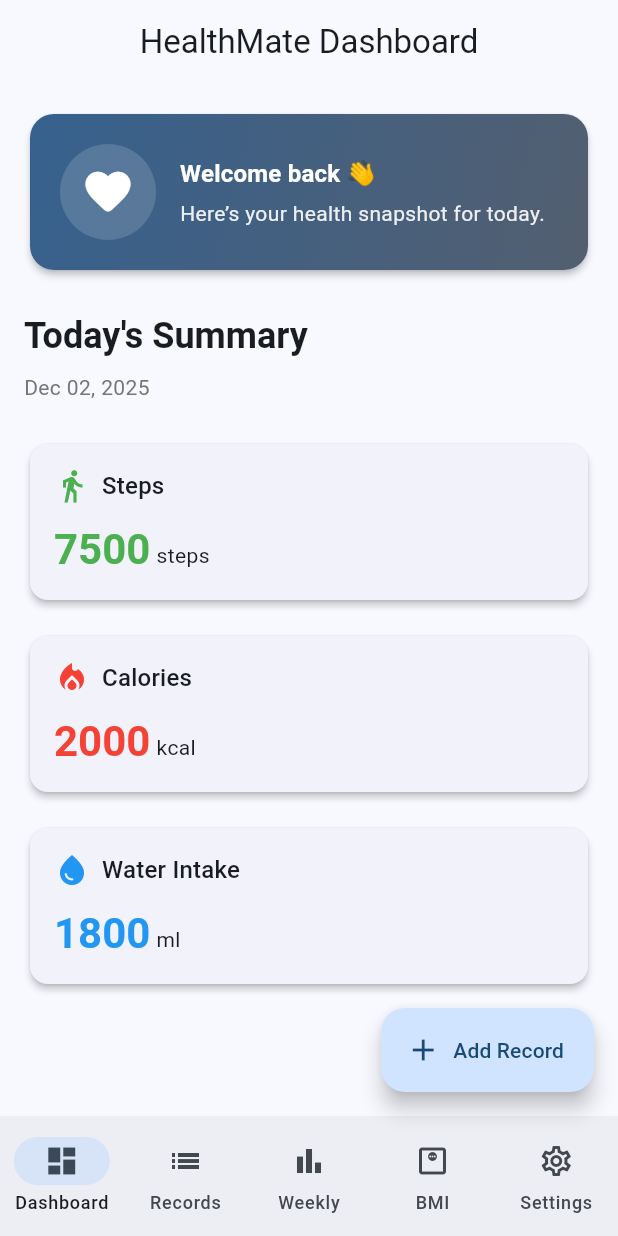
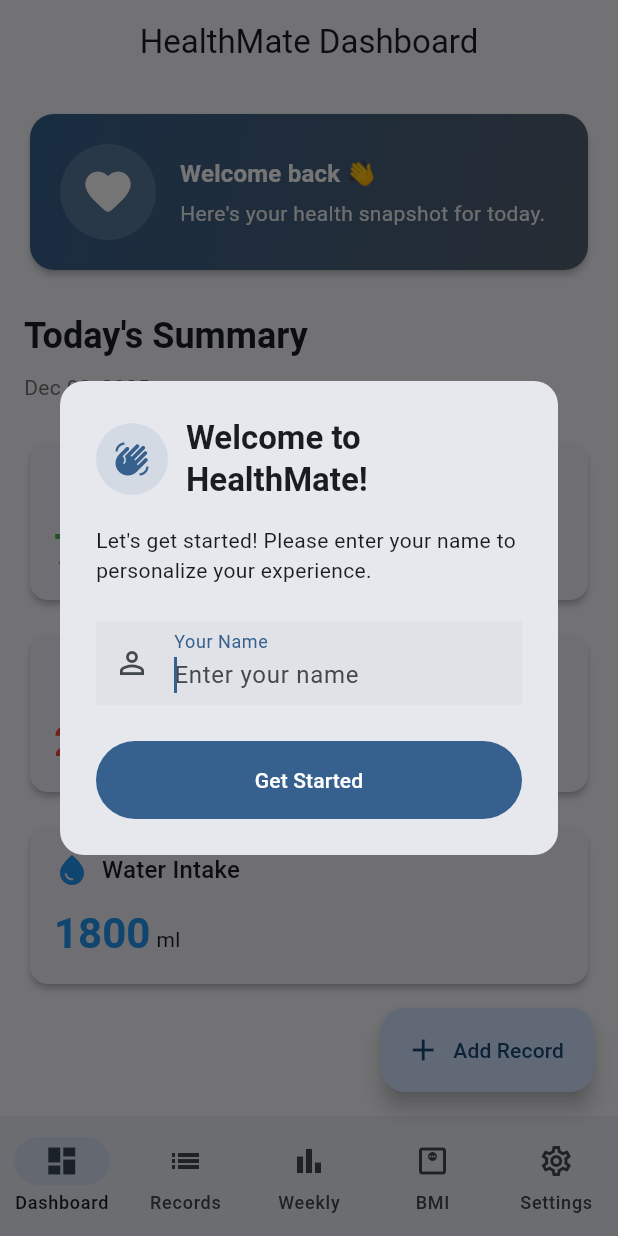
Before and after one commit to sachinthapramod/health-mate-app, a Flutter app: the screen it shows after launch, on a phone screen of 412 x 824 dp. Run offline on Flutter 3.47's test engine with Material 3 defaults, Android fonts, the phone set to English and light mode, and no system bars; our stand-ins replace fl_chart, flutter_local_notifications, flutter_riverpod, shared_preferences, sqflite, timezone; accounts and stored records are empty.

Commit message:
changes due to requested detaills by sithanga

```diff
--- /dev/null
+++ b/lib/core/services/user_preferences_service.dart
@@ -0,0 +1,27 @@
+import 'package:shared_preferences/shared_preferences.dart';
+
+class UserPreferencesService {
+  static const String _userNameKey = 'user_name';
+  static const String _isFirstLaunchKey = 'is_first_launch';
+
+  static Future<String?> getUserName() async {
+    final prefs = await SharedPreferences.getInstance();
+    return prefs.getString(_userNameKey);
+  }
+
+  static Future<void> saveUserName(String name) async {
+    final prefs = await SharedPreferences.getInstance();
+    await prefs.setString(_userNameKey, name);
+    await prefs.setBool(_isFirstLaunchKey, false);
+  }
+
+  static Future<bool> isFirstLaunch() async {
+    final prefs = await SharedPreferences.getInstance();
+    return prefs.getBool(_isFirstLaunchKey) ?? true;
+  }
+
+  static Future<void> updateUserName(String name) async {
+    final prefs = await SharedPreferences.getInstance();
+    await prefs.setString(_userNameKey, name);
+  }
+}
--- /dev/null
+++ b/lib/core/widgets/welcome_dialog.dart
@@ -0,0 +1,128 @@
+import 'package:flutter/material.dart';
+import '../services/user_preferences_service.dart';
+
+class WelcomeDialog extends StatefulWidget {
+  final String? initialName;
+
+  const WelcomeDialog({super.key, this.initialName});
+
+  @override
+  State<WelcomeDialog> createState() => _WelcomeDialogState();
+}
+
+class _WelcomeDialogState extends State<WelcomeDialog> {
+  late final TextEditingController _nameController;
+  final _formKey = GlobalKey<FormState>();
+
+  @override
+  void initState() {
+    super.initState();
+    _nameController = TextEditingController(text: widget.initialName ?? '');
+  }
+
+  @override
+  void dispose() {
+    _nameController.dispose();
+    super.dispose();
+  }
+
+  Future<void> _saveName() async {
+    if (_formKey.currentState!.validate()) {
+      final name = _nameController.text.trim();
+      if (name.isNotEmpty) {
+        if (widget.initialName == null) {
+          await UserPreferencesService.saveUserName(name);
+        } else {
+          await UserPreferencesService.updateUserName(name);
+        }
+        if (mounted) {
+          Navigator.of(context).pop(true);
+        }
+      }
+    }
+  }
+
+  @override
+  Widget build(BuildContext context) {
+    return Dialog(
+      shape: RoundedRectangleBorder(
+        borderRadius: BorderRadius.circular(16),
+      ),
+      child: Padding(
+        padding: const EdgeInsets.all(24.0),
+        child: Form(
+          key: _formKey,
+          child: Column(
+            mainAxisSize: MainAxisSize.min,
+            crossAxisAlignment: CrossAxisAlignment.start,
+            children: [
+              Row(
+                children: [
+                  Container(
+                    width: 48,
+                    height: 48,
+                    decoration: BoxDecoration(
+                      shape: BoxShape.circle,
+                      color: Theme.of(context).colorScheme.primary.withOpacity(0.1),
+                    ),
+                    child: Icon(
+                      Icons.waving_hand,
+                      color: Theme.of(context).colorScheme.primary,
+                    ),
+                  ),
+                  const SizedBox(width: 12),
+                  Expanded(
+                    child: Text(
+                      widget.initialName == null
+                          ? 'Welcome to HealthMate!'
+                          : 'Update Your Name',
+                      style: Theme.of(context).textTheme.titleLarge?.copyWith(
+                            fontWeight: FontWeight.bold,
+                          ),
+                    ),
+                  ),
+                ],
+              ),
+              const SizedBox(height: 16),
+              Text(
+                widget.initialName == null
+                    ? 'Let\'s get started! Please enter your name to personalize your experience.'
+                    : 'Update your name to personalize your experience.',
+                style: Theme.of(context).textTheme.bodyMedium,
+              ),
+              const SizedBox(height: 24),
+              TextFormField(
+                controller: _nameController,
+                decoration: const InputDecoration(
+                  labelText: 'Your Name',
+                  hintText: 'Enter your name',
+                  prefixIcon: Icon(Icons.person_outline),
+                ),
+                textCapitalization: TextCapitalization.words,
+                validator: (value) {
+                  if (value == null || value.trim().isEmpty) {
+                    return 'Please enter your name';
+                  }
+                  return null;
+                },
+                autofocus: true,
+                onFieldSubmitted: (_) => _saveName(),
+              ),
+              const SizedBox(height: 24),
+              SizedBox(
+                width: double.infinity,
+                child: FilledButton(
+                  onPressed: _saveName,
+                  style: FilledButton.styleFrom(
+                    padding: const EdgeInsets.symmetric(vertical: 16),
+                  ),
+                  child: Text(widget.initialName == null ? 'Get Started' : 'Update'),
+                ),
+              ),
+            ],
+          ),
+        ),
+      ),
+    );
+  }
+}
--- a/lib/features/health_records/presentation/screens/dashboard_screen.dart
+++ b/lib/features/health_records/presentation/screens/dashboard_screen.dart
@@ -3,6 +3,7 @@ import 'package:flutter_riverpod/flutter_riverpod.dart';
 import 'package:health_mate_app/core/widgets/health_metric_card.dart';
 import 'package:health_mate_app/core/theme/app_theme.dart';
 import 'package:health_mate_app/core/utils/date_formatter.dart';
+import 'package:health_mate_app/core/services/user_preferences_service.dart';
 import '../../presentation/providers/health_record_provider.dart';
 
 class DashboardScreen extends ConsumerWidget {
@@ -10,7 +11,6 @@ class DashboardScreen extends ConsumerWidget {
 
   @override
   Widget build(BuildContext context, WidgetRef ref) {
-    // Use the notifier provider so changes after add/update are reflected immediately
     final recordsAsync = ref.watch(healthRecordNotifierProvider);
 
     return Scaffold(
@@ -98,8 +98,15 @@ class DashboardScreen extends ConsumerWidget {
                           child: Column(
                             crossAxisAlignment: CrossAxisAlignment.start,
                             children: [
-                              Text(
-                                'Welcome back 👋',
+                              FutureBuilder<String?>(
+                                future: UserPreferencesService.getUserName(),
+                                builder: (context, snapshot) {
+                                  final name = snapshot.data;
+                                  final text = (name != null && name.isNotEmpty)
+                                      ? 'Welcome back, $name! 👋'
+                                      : 'Welcome back 👋';
+                                  return Text(
+                                    text,
                                     style: Theme.of(context)
                                         .textTheme
                                         .titleMedium
@@ -107,10 +114,12 @@ class DashboardScreen extends ConsumerWidget {
                                           color: Colors.white,
                                           fontWeight: FontWeight.bold,
                                         ),
+                                  );
+                                },
                               ),
                               const SizedBox(height: 4),
                               Text(
-                                'Here’s your health snapshot for today.',
+                                'Here\'s your health snapshot for today.',
                                 style: Theme.of(context)
                                     .textTheme
                                     .bodyMedium
--- a/lib/main.dart
+++ b/lib/main.dart
@@ -2,6 +2,9 @@ import 'package:flutter/material.dart';
 import 'package:flutter_riverpod/flutter_riverpod.dart';
 import 'package:health_mate_app/core/theme/app_theme.dart';
 import 'package:health_mate_app/core/notifications/notification_manager.dart';
+import 'package:health_mate_app/core/providers/theme_provider.dart';
+import 'package:health_mate_app/core/services/user_preferences_service.dart';
+import 'package:health_mate_app/core/widgets/welcome_dialog.dart';
 import 'package:health_mate_app/features/health_records/presentation/screens/dashboard_screen.dart';
 import 'package:health_mate_app/features/health_records/presentation/screens/add_record_screen.dart';
 import 'package:health_mate_app/features/health_records/presentation/screens/records_list_screen.dart';
@@ -22,31 +25,53 @@ void main() async {
   );
 }
 
-class HealthMateApp extends StatelessWidget {
+class HealthMateApp extends ConsumerWidget {
   const HealthMateApp({super.key});
 
   @override
-  Widget build(BuildContext context) {
+  Widget build(BuildContext context, WidgetRef ref) {
+    final themeMode = ref.watch(themeProvider);
+
     return MaterialApp(
       title: 'HealthMate',
       theme: AppTheme.lightTheme,
       darkTheme: AppTheme.darkTheme,
-      themeMode: ThemeMode.system,
+      themeMode: themeMode,
       debugShowCheckedModeBanner: false,
       home: const MainNavigationScreen(),
     );
   }
 }
 
-class MainNavigationScreen extends StatefulWidget {
+class MainNavigationScreen extends ConsumerStatefulWidget {
   const MainNavigationScreen({super.key});
 
   @override
-  State<MainNavigationScreen> createState() => _MainNavigationScreenState();
+  ConsumerState<MainNavigationScreen> createState() => _MainNavigationScreenState();
 }
 
-class _MainNavigationScreenState extends State<MainNavigationScreen> {
+class _MainNavigationScreenState extends ConsumerState<MainNavigationScreen> {
   int _selectedIndex = 0;
+
+  @override
+  void initState() {
+    super.initState();
+    _checkFirstLaunch();
+  }
+
+  Future<void> _checkFirstLaunch() async {
+    final isFirstLaunch = await UserPreferencesService.isFirstLaunch();
+    if (isFirstLaunch && mounted) {
+      // Show welcome dialog after first frame
+      WidgetsBinding.instance.addPostFrameCallback((_) {
+        showDialog(
+          context: context,
+          barrierDismissible: false,
+          builder: (context) => const WelcomeDialog(),
+        );
+      });
+    }
+  }
 
   static final List<Widget> _screens = [
     const DashboardScreen(),
```
Also changed, not shown: lib/core/providers/theme_provider.dart (added, +32 -0 lines), lib/features/settings/presentation/screens/settings_screen.dart (+79 -0 lines), 1 other file. Lines whose indentation alone changed are shown as unchanged.
